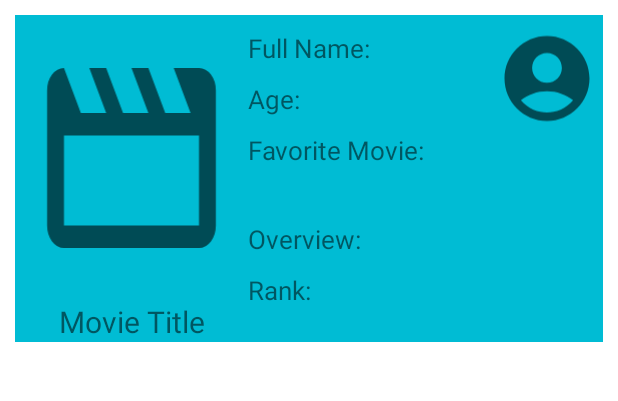
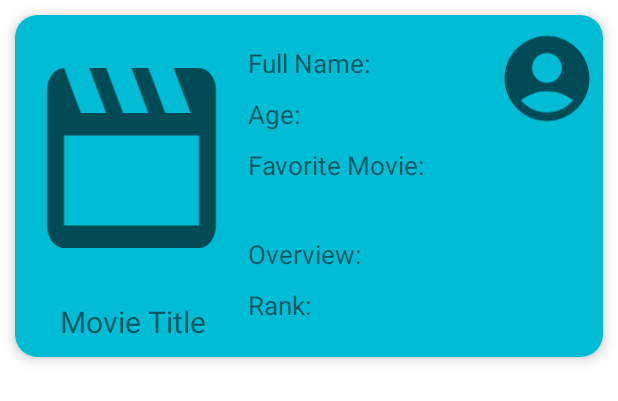
Before and after one commit to MosheAzachi/MovieReviewsApp, an Android app: the layout post_item.xml on its own in the app's theme, with its tools: preview values and no code run, on a phone screen of 412 x 824 dp. Shown: the top 401 px of the screen. Run offline under Robolectric (Android 15) with nearby library versions, the phone set to English and light mode, and no system bars.

Commit message:
Work On Gps

```diff
--- a/app/build.gradle.kts
+++ b/app/build.gradle.kts
@@ -62,4 +62,6 @@ dependencies {
     implementation ("org.jetbrains.kotlinx:kotlinx-coroutines-android:1.5.2")
     implementation ("com.squareup.moshi:moshi:1.12.0")
     implementation ("com.squareup.moshi:moshi-kotlin:1.12.0")
+    implementation ("com.google.android.gms:play-services-location:17.1.0")
+    implementation ("com.google.android.gms:play-services-maps:17.0.1")
 }
--- a/app/src/main/java/com/example/myapplication/MainActivity.kt
+++ b/app/src/main/java/com/example/myapplication/MainActivity.kt
@@ -69,6 +69,10 @@ class MainActivity : AppCompatActivity() {
             navController.navigate(R.id.navigation_user_posts)
             return true
         }
+        if (item.itemId==R.id.postsMap) {
+            navController.navigate(R.id.navigation_mapPosts)
+            return true
+        }
         return super.onOptionsItemSelected(item)
     }
 }
--- a/app/src/main/java/com/example/myapplication/models/Posts.kt
+++ b/app/src/main/java/com/example/myapplication/models/Posts.kt
@@ -6,7 +6,9 @@ data class Posts(
     val userId: String = "",
     val movie: Movie = Movie(),
     val review: String = "",
-    val rating: Int = 0
+    val rating: Int = 0,
+    val latitude: Double? = null,
+    val longitude: Double? = null,
 ) {
 
 }
--- a/app/src/main/res/layout/post_item.xml
+++ b/app/src/main/res/layout/post_item.xml
@@ -1,13 +1,19 @@
 <?xml version="1.0" encoding="utf-8"?>
-<androidx.constraintlayout.widget.ConstraintLayout
-    xmlns:android="http://schemas.android.com/apk/res/android"
+<androidx.cardview.widget.CardView xmlns:android="http://schemas.android.com/apk/res/android"
     xmlns:app="http://schemas.android.com/apk/res-auto"
     xmlns:tools="http://schemas.android.com/tools"
+    android:layout_width="match_parent"
+    android:layout_height="wrap_content"
+    android:layout_margin="10dp"
+    app:cardCornerRadius="15dp"
+    app:cardElevation="5dp">
+
+    <androidx.constraintlayout.widget.ConstraintLayout
         android:id="@+id/linearLayout"
         android:layout_width="match_parent"
         android:layout_height="wrap_content"
-    android:layout_margin="10dp"
-    android:background="#00BCD4">
+        android:background="#00BCD4"
+        android:paddingBottom="10dp">
 
         <ImageView
             android:id="@+id/imageProfileUser"
@@ -30,13 +36,15 @@
 
         <TextView
             android:id="@+id/textViewMovieTitlePost"
-        android:layout_width="155dp"
+            android:layout_width="145dp"
             android:layout_height="wrap_content"
             android:layout_marginTop="5dp"
             android:gravity="center"
+            android:hyphenationFrequency="none"
             android:text="Movie Title"
-        android:hyphenationFrequency="none"
             android:textSize="20sp"
+            app:layout_constraintEnd_toStartOf="@+id/textViewRankPost"
+            app:layout_constraintHorizontal_bias="0.5"
             app:layout_constraintStart_toStartOf="parent"
             app:layout_constraintTop_toBottomOf="@+id/imageMoviePost" />
 
@@ -44,9 +52,9 @@
             android:id="@+id/textViewNamePost"
             android:layout_width="140dp"
             android:layout_height="wrap_content"
-        android:layout_marginTop="10dp"
+            android:layout_marginTop="20dp"
+            android:hyphenationFrequency="none"
             android:text="Full Name:"
-        android:hyphenationFrequency="none"
             android:textSize="17sp"
             app:layout_constraintStart_toEndOf="@+id/imageMoviePost"
             app:layout_constraintTop_toTopOf="parent" />
@@ -63,11 +71,11 @@
 
         <TextView
             android:id="@+id/textViewFavMoviePost"
-        android:layout_width="210dp"
+            android:layout_width="230dp"
             android:layout_height="wrap_content"
             android:layout_marginTop="10dp"
+            android:hyphenationFrequency="none"
             android:text="Favorite Movie:"
-        android:hyphenationFrequency="none"
             android:textSize="17sp"
             app:layout_constraintStart_toEndOf="@+id/imageMoviePost"
             app:layout_constraintTop_toBottomOf="@+id/textViewAgePost" />
@@ -85,7 +93,7 @@
 
         <TextView
             android:id="@+id/textViewRankPost"
-        android:layout_width="210dp"
+            android:layout_width="150dp"
             android:layout_height="wrap_content"
             android:layout_marginTop="10dp"
             android:text="Rank:"
@@ -94,3 +102,5 @@
             app:layout_constraintTop_toBottomOf="@+id/textViewOverviewPost" />
 
     </androidx.constraintlayout.widget.ConstraintLayout>
+
+</androidx.cardview.widget.CardView>
--- a/app/src/main/res/menu/menu_layout.xml
+++ b/app/src/main/res/menu/menu_layout.xml
@@ -10,4 +10,9 @@
         android:layout_width="wrap_content"
         android:layout_height="wrap_content"
         android:title="My Posts" />
+    <item
+        android:id="@+id/postsMap"
+        android:layout_width="wrap_content"
+        android:layout_height="wrap_content"
+        android:title="Posts Map" />
 </menu>
--- a/app/src/main/res/navigation/mobile_navigation.xml
+++ b/app/src/main/res/navigation/mobile_navigation.xml
@@ -92,4 +92,9 @@
         android:name="com.example.myapplication.ui.userPosts.UserPostsFragment"
         android:label="@string/title_user_posts"
         tools:layout="@layout/fragment_user_posts" />
+    <fragment
+        android:id="@+id/navigation_mapPosts"
+        android:name="com.example.myapplication.ui.mapPosts.MapPostsFragment"
+        android:label="@string/title_mapPosts"
+        tools:layout="@layout/fragment_map_posts" />
 </navigation>
--- a/app/src/main/res/values/strings.xml
+++ b/app/src/main/res/values/strings.xml
@@ -9,4 +9,5 @@
     <string name="title_movie">Movie Details</string>
     <string name="title_add_post">Add Post</string>
     <string name="title_user_posts">My Posts</string>
+    <string name="title_mapPosts">Map Posts</string>
 </resources>
```
Also changed, not shown: app/src/main/AndroidManifest.xml (+8 -0 lines), app/src/main/java/com/example/myapplication/ui/home/HomeFragment.kt (+9 -3 lines), app/src/main/java/com/example/myapplication/ui/home/PostAdapter.kt (+11 -5 lines), app/src/main/java/com/example/myapplication/ui/post/AddPostFragment.kt (+109 -22 lines), app/src/main/res/layout/update_post_item.xml (+5 -4 lines). Lines whose indentation alone changed are shown as unchanged.
